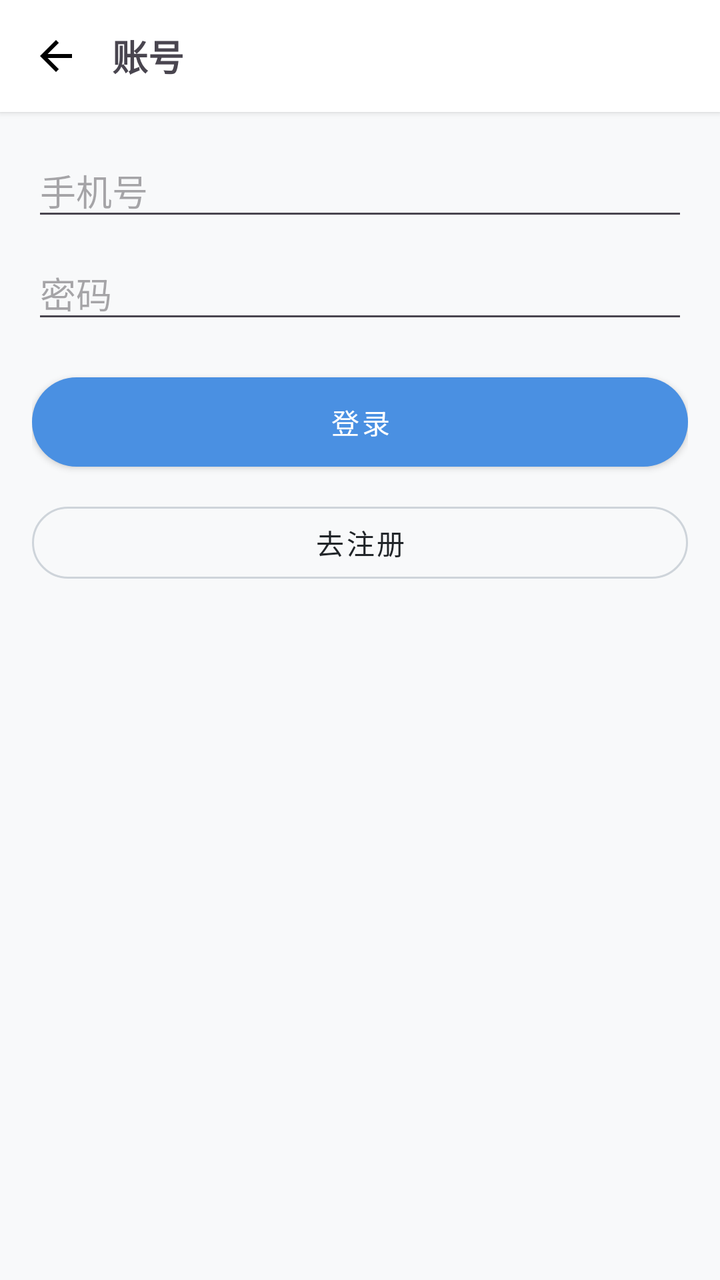
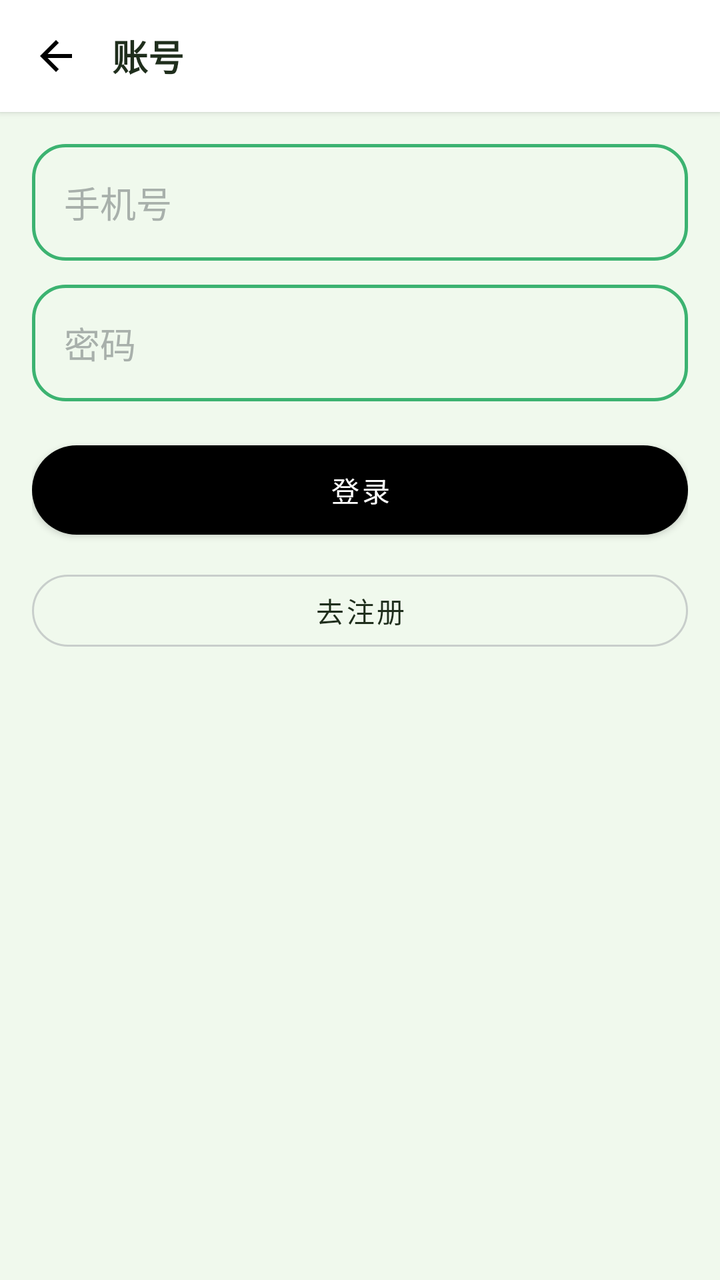

Screens rendered from an Android XML layout before and after an edit, with the pre-edit source and the edit as a unified diff.
<!-- AndroidManifest.xml: application theme Theme.EtradeAndroid -->
<!-- res/layout/activity_login.xml -->
<?xml version="1.0" encoding="utf-8"?>
<LinearLayout xmlns:android="http://schemas.android.com/apk/res/android"
    android:layout_width="match_parent"
    android:layout_height="match_parent"
    android:orientation="vertical"
    android:background="@color/background_light">

    
    <LinearLayout android:layout_width="match_parent" android:layout_height="56dp"
        android:background="@android:color/white" android:gravity="center_vertical"
        android:paddingHorizontal="16dp" android:elevation="2dp">
        <ImageView android:id="@+id/iv_back" android:layout_width="24dp" android:layout_height="24dp"
            android:src="@drawable/ic_back" android:contentDescription="返回" />
        <TextView android:layout_width="wrap_content" android:layout_height="wrap_content"
            android:text="账号" android:textSize="@dimen/text_size_title_medium"
            android:textStyle="bold" android:layout_marginStart="16dp" />
    </LinearLayout>

    <ScrollView android:layout_width="match_parent" android:layout_height="0dp"
        android:layout_weight="1" android:padding="@dimen/spacing_medium">

        <LinearLayout android:layout_width="match_parent" android:layout_height="wrap_content"
            android:orientation="vertical">

            
            <EditText
                android:id="@+id/et_student_id"
                android:layout_width="match_parent"
                android:layout_height="wrap_content"
                android:hint="手机号"
                android:inputType="phone" />

            
            <EditText
                android:id="@+id/et_password"
                android:layout_width="match_parent"
                android:layout_height="wrap_content"
                android:layout_marginTop="@dimen/spacing_small"
                android:hint="密码"
                android:inputType="textPassword" />

            
            <EditText
                android:id="@+id/et_confirm_password"
                android:layout_width="match_parent"
                android:layout_height="wrap_content"
                android:layout_marginTop="@dimen/spacing_small"
                android:hint="确认密码"
                android:inputType="textPassword"
                android:visibility="gone" />

            
            <EditText
                android:id="@+id/et_username"
                android:layout_width="match_parent"
                android:layout_height="wrap_content"
                android:layout_marginTop="@dimen/spacing_small"
                android:hint="用户名"
                android:visibility="gone" />

            
            <EditText
                android:id="@+id/et_phone"
                android:layout_width="match_parent"
                android:layout_height="wrap_content"
                android:layout_marginTop="@dimen/spacing_small"
                android:hint="手机号（注册用）"
                android:inputType="phone"
                android:visibility="gone" />

            <Button
                android:id="@+id/btn_login"
                style="@style/PrimaryButton"
                android:layout_width="match_parent"
                android:layout_height="wrap_content"
                android:layout_marginTop="@dimen/spacing_medium"
                android:text="登录" />

            <Button
                android:id="@+id/btn_register"
                style="@style/SecondaryButton"
                android:layout_width="match_parent"
                android:layout_height="wrap_content"
                android:layout_marginTop="@dimen/spacing_small"
                android:text="去注册" />
        </LinearLayout>
    </ScrollView>
</LinearLayout>
<!-- resources referenced by this layout -->
<resources>
  <color name="background_light">#F8F9FA</color>
  <dimen name="spacing_medium">16dp</dimen>
  <dimen name="spacing_small">8dp</dimen>
  <dimen name="text_size_title_medium">18sp</dimen>
  <!-- drawable ic_back (drawable) -->
  <?xml version="1.0" encoding="utf-8"?>
  <vector xmlns:android="http://schemas.android.com/apk/res/android"
      android:width="24dp"
      android:height="24dp"
      android:viewportWidth="24"
      android:viewportHeight="24">
      <path
          android:fillColor="#000000"
          android:pathData="M20,11H7.83l5.59,-5.59L12,4l-8,8 8,8 1.41,-1.41L7.83,13H20v-2z"/>
  </vector>
  <style name="SecondaryButton" parent="Widget.MaterialComponents.Button.OutlinedButton">
          <item name="android:layout_width">match_parent</item>
          <item name="android:layout_height">wrap_content</item>
          <item name="android:minHeight">48dp</item>
          <item name="cornerRadius">@dimen/radius_full</item>
          <item name="strokeColor">@color/gray_300</item>
          <item name="android:textColor">@color/text_primary</item>
          <item name="android:textSize">@dimen/text_size_body</item>
          <item name="android:textAllCaps">false</item>
      </style>
  <style name="Theme.EtradeAndroid" parent="Base.Theme.EtradeAndroid" />
  <dimen name="btn_padding_vertical">12dp</dimen>
  <dimen name="btn_padding_horizontal">24dp</dimen>
  <dimen name="radius_full">24dp</dimen>
  <color name="primary_blue">#4A90E2</color>
  <color name="white">#FFFFFFFF</color>
  <dimen name="text_size_body">14sp</dimen>
  <color name="gray_300">#CED4DA</color>
  <color name="text_primary">#212529</color>
  <style name="Base.Theme.EtradeAndroid" parent="Theme.Material3.DayNight.NoActionBar">
          <item name="colorPrimary">@color/primary_blue</item>
          <item name="colorOnPrimary">@color/white</item>
          <item name="colorSecondary">@color/accent_orange</item>
          <item name="colorOnSecondary">@color/white</item>
          <item name="android:statusBarColor">@color/primary_blue_dark</item>
          <item name="android:navigationBarColor">@color/white</item>
          <item name="colorSurface">@color/background_white</item>
          <item name="colorOnSurface">@color/text_primary</item>
      </style>
  <color name="accent_orange">#F5A623</color>
  <color name="primary_blue_dark">#357ABD</color>
  <color name="background_white">#FFFFFF</color>
  <!-- unchanged entries left out for length: 1 -->
</resources>

<!-- the commit's change to res/layout/activity_login.xml (unified diff, before → after) -->
@@ -7,17 +7,17 @@
 
     
     <LinearLayout android:layout_width="match_parent" android:layout_height="56dp"
-        android:background="@android:color/white" android:gravity="center_vertical"
+        android:background="@color/background_white" android:gravity="center_vertical"
         android:paddingHorizontal="16dp" android:elevation="2dp">
         <ImageView android:id="@+id/iv_back" android:layout_width="24dp" android:layout_height="24dp"
             android:src="@drawable/ic_back" android:contentDescription="返回" />
         <TextView android:layout_width="wrap_content" android:layout_height="wrap_content"
-            android:text="账号" android:textSize="@dimen/text_size_title_medium"
-            android:textStyle="bold" android:layout_marginStart="16dp" />
+            android:text="账号" android:textSize="18sp"
+            android:textStyle="bold" android:textColor="@color/text_primary" android:layout_marginStart="16dp" />
     </LinearLayout>
 
     <ScrollView android:layout_width="match_parent" android:layout_height="0dp"
-        android:layout_weight="1" android:padding="@dimen/spacing_medium">
+        android:layout_weight="1" android:padding="16dp">
 
         <LinearLayout android:layout_width="match_parent" android:layout_height="wrap_content"
             android:orientation="vertical">
@@ -28,45 +28,65 @@
                 android:layout_width="match_parent"
                 android:layout_height="wrap_content"
                 android:hint="手机号"
-                android:inputType="phone" />
+                android:inputType="phone"
+                android:background="@drawable/bg_input"
+                android:padding="16dp"
+                android:textColor="@color/text_primary"
+                android:textColorHint="@color/text_hint" />
 
             
             <EditText
                 android:id="@+id/et_password"
                 android:layout_width="match_parent"
                 android:layout_height="wrap_content"
-                android:layout_marginTop="@dimen/spacing_small"
+                android:layout_marginTop="12dp"
                 android:hint="密码"
-                android:inputType="textPassword" />
+                android:inputType="textPassword"
+                android:background="@drawable/bg_input"
+                android:padding="16dp"
+                android:textColor="@color/text_primary"
+                android:textColorHint="@color/text_hint" />
 
             
             <EditText
                 android:id="@+id/et_confirm_password"
                 android:layout_width="match_parent"
                 android:layout_height="wrap_content"
-                android:layout_marginTop="@dimen/spacing_small"
+                android:layout_marginTop="12dp"
                 android:hint="确认密码"
                 android:inputType="textPassword"
-                android:visibility="gone" />
+                android:visibility="gone"
+                android:background="@drawable/bg_input"
+                android:padding="16dp"
+                android:textColor="@color/text_primary"
+                android:textColorHint="@color/text_hint" />
 
             
             <EditText
                 android:id="@+id/et_username"
                 android:layout_width="match_parent"
                 android:layout_height="wrap_content"
-                android:layout_marginTop="@dimen/spacing_small"
+                android:layout_marginTop="12dp"
                 android:hint="用户名"
-                android:visibility="gone" />
+                android:visibility="gone"
+                android:background="@drawable/bg_input"
+                android:padding="16dp"
+                android:textColor="@color/text_primary"
+                android:textColorHint="@color/text_hint" />
 
             
             <EditText
                 android:id="@+id/et_phone"
                 android:layout_width="match_parent"
                 android:layout_height="wrap_content"
-                android:layout_marginTop="@dimen/spacing_small"
-                android:hint="手机号（注册用）"
+                android:layout_marginTop="12dp"
+                android:hint="手机号"
                 android:inputType="phone"
-                android:visibility="gone" />
+                android:visibility="gone"
+                android:background="@drawable/bg_input"
+                android:padding="16dp"
+                android:textColor="@color/text_primary"
+                android:textColorHint="@color/text_hint" />
 
             <Button
                 android:id="@+id/btn_login"
<!-- resource entries referenced after the edit -->
@@ -1,9 +1,18 @@
 <!-- resources referenced by this layout -->
 <resources>
-  <color name="background_light">#F8F9FA</color>
+  <color name="background_light">#F0F9ED</color>
   <dimen name="spacing_medium">16dp</dimen>
   <dimen name="spacing_small">8dp</dimen>
-  <dimen name="text_size_title_medium">18sp</dimen>
+  <!-- drawable bg_input (drawable) -->
+  <?xml version="1.0" encoding="utf-8"?>
+  <shape xmlns:android="http://schemas.android.com/apk/res/android">
+      
+      <solid android:color="@color/background_light" />
+      
+      <corners android:radius="16dp" />
+      
+      <stroke android:width="1.5dp" android:color="@color/primary_green_light" />
+  </shape>
   <!-- drawable ic_back (drawable) -->
   <?xml version="1.0" encoding="utf-8"?>
   <vector xmlns:android="http://schemas.android.com/apk/res/android"
@@ -26,27 +35,55 @@
           <item name="android:textAllCaps">false</item>
       </style>
   <style name="Theme.EtradeAndroid" parent="Base.Theme.EtradeAndroid" />
+  <color name="primary_green_light">#3CB371</color>
   <dimen name="btn_padding_vertical">12dp</dimen>
   <dimen name="btn_padding_horizontal">24dp</dimen>
   <dimen name="radius_full">24dp</dimen>
-  <color name="primary_blue">#4A90E2</color>
   <color name="white">#FFFFFFFF</color>
   <dimen name="text_size_body">14sp</dimen>
-  <color name="gray_300">#CED4DA</color>
-  <color name="text_primary">#212529</color>
+  <color name="gray_300">#C8CECB</color>
+  <color name="text_primary">#1F2E1C</color>
   <style name="Base.Theme.EtradeAndroid" parent="Theme.Material3.DayNight.NoActionBar">
-          <item name="colorPrimary">@color/primary_blue</item>
+          
+          <item name="colorPrimary">@color/primary_green</item>
           <item name="colorOnPrimary">@color/white</item>
-          <item name="colorSecondary">@color/accent_orange</item>
-          <item name="colorOnSecondary">@color/white</item>
-          <item name="android:statusBarColor">@color/primary_blue_dark</item>
-          <item name="android:navigationBarColor">@color/white</item>
+          <item name="colorPrimaryVariant">@color/primary_green_dark</item>
+          
+          
+          <item name="colorSecondary">@color/accent_yellow</item>
+          <item name="colorOnSecondary">@color/text_primary</item>
+          
+          
+          <item name="android:statusBarColor">@color/primary_green</item>
+          <item name="android:navigationBarColor">@color/background_white</item>
+          
+          
+          <item name="android:windowBackground">@color/background_light</item>
           <item name="colorSurface">@color/background_white</item>
           <item name="colorOnSurface">@color/text_primary</item>
+          
+          
+          <item name="shapeAppearanceSmallComponent">@style/ShapeAppearance.Etrade.Small</item>
+          <item name="shapeAppearanceMediumComponent">@style/ShapeAppearance.Etrade.Medium</item>
+          <item name="shapeAppearanceLargeComponent">@style/ShapeAppearance.Etrade.Large</item>
       </style>
-  <color name="accent_orange">#F5A623</color>
-  <color name="primary_blue_dark">#357ABD</color>
+  <color name="primary_green">#2E8B57</color>
+  <color name="primary_green_dark">#267347</color>
+  <color name="accent_yellow">#F7D44A</color>
+  <style name="ShapeAppearance.Etrade.Small" parent="ShapeAppearance.Material3.SmallComponent">
+          <item name="cornerFamily">rounded</item>
+          <item name="cornerSize">12dp</item>
+      </style>
+  <style name="ShapeAppearance.Etrade.Medium" parent="ShapeAppearance.Material3.MediumComponent">
+          <item name="cornerFamily">rounded</item>
+          <item name="cornerSize">16dp</item>
+      </style>
+  <style name="ShapeAppearance.Etrade.Large" parent="ShapeAppearance.Material3.LargeComponent">
+          <item name="cornerFamily">rounded</item>
+          <item name="cornerSize">20dp</item>
+      </style>
   <color name="background_white">#FFFFFF</color>
+  <color name="text_hint">#A8B0AB</color>
   <!-- unchanged entries left out for length: 1 -->
 </resources>
 
